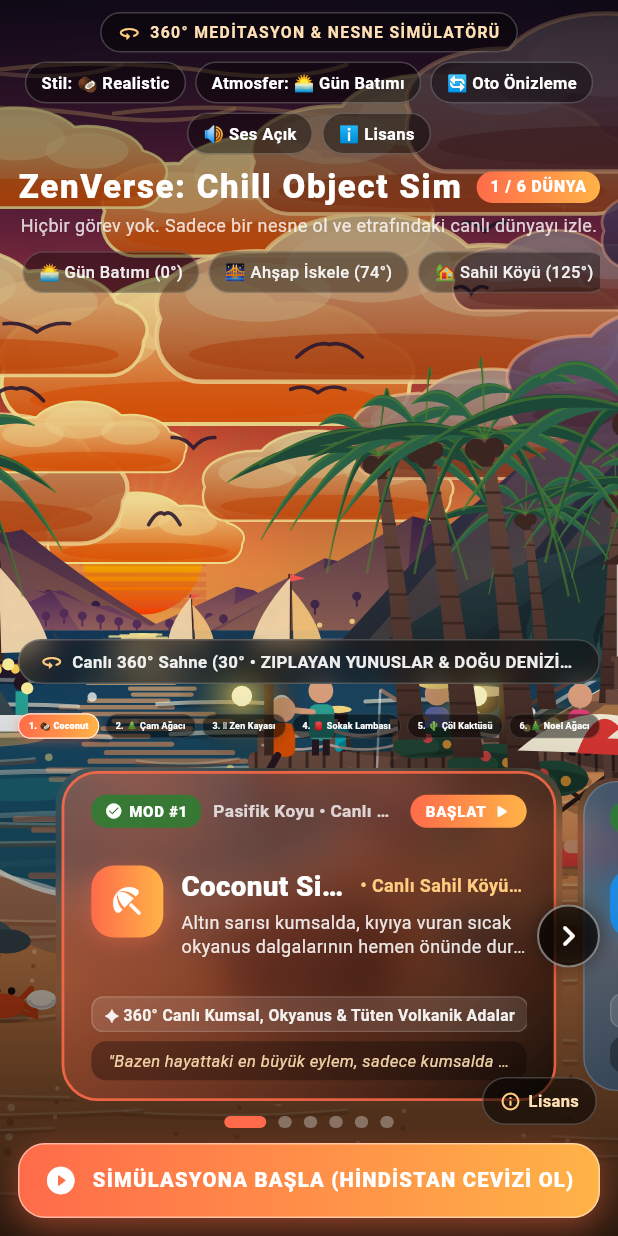
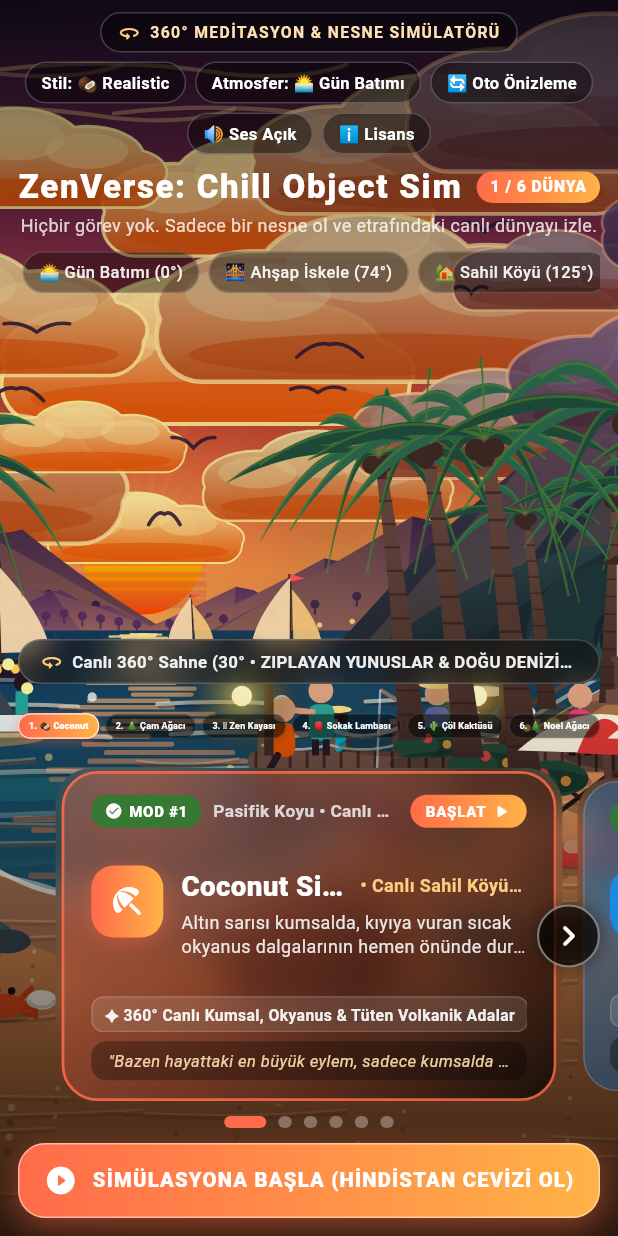
Before and after one commit to SlmBzkrtt/zenverse_sim, a Flutter app: the screen it shows after launch, on a phone screen of 412 x 824 dp. Run offline on Flutter 3.47's test engine with Material 3 defaults, Android fonts, the phone set to English and light mode, and no system bars; our stand-ins replace audioplayers, shared_preferences.

Commit message:
chore(ui): keep Lisans button only in top header bar

```diff
--- a/lib/screens/main_menu_screen.dart
+++ b/lib/screens/main_menu_screen.dart
@@ -487,49 +487,6 @@ class _MainMenuScreenState extends State<MainMenuScreen>
 
                           // C. BOTTOM CONTROL DOCK
                           _buildBottomControlDock(activeSim, vp),
-                        ],
-                      ),
-                    ),
-                  ),
-                ),
-                // 4. Floating ℹ️ Lisans button — bottom-right corner, always visible
-                Positioned(
-                  right: 14,
-                  bottom: MediaQuery.paddingOf(context).bottom + 74,
-                  child: GestureDetector(
-                    onTap: () {
-                      HapticFeedback.selectionClick();
-                      _showMusicCreditsDialog();
-                    },
-                    child: Container(
-                      padding: const EdgeInsets.symmetric(
-                        horizontal: 11,
-                        vertical: 7,
-                      ),
-                      decoration: BoxDecoration(
-                        color: Colors.black.withValues(alpha: 0.55),
-                        borderRadius: BorderRadius.circular(18),
-                        border: Border.all(
-                          color: Colors.white.withValues(alpha: 0.22),
-                        ),
-                      ),
-                      child: const Row(
-                        mainAxisSize: MainAxisSize.min,
-                        children: [
-                          Icon(
-                            Icons.info_outline_rounded,
-                            color: Color(0xFFFFCC80),
-                            size: 14,
-                          ),
-                          SizedBox(width: 5),
-                          Text(
-                            'Lisans',
-                            style: TextStyle(
-                              color: Color(0xFFFFE0B2),
-                              fontSize: 11,
-                              fontWeight: FontWeight.w600,
-                            ),
-                          ),
                         ],
                       ),
                     ),
```
